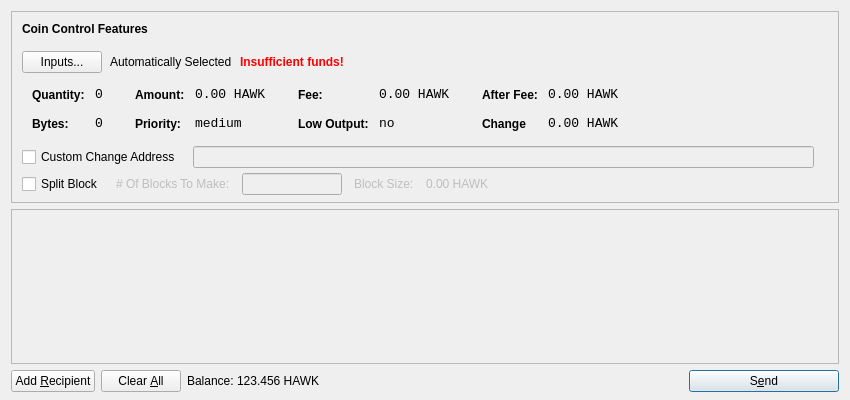
The window that src/qt/forms/sendcoinsdialog.ui (BlockPioneers/hawk) describes before a commit, drawn with Qt 5.
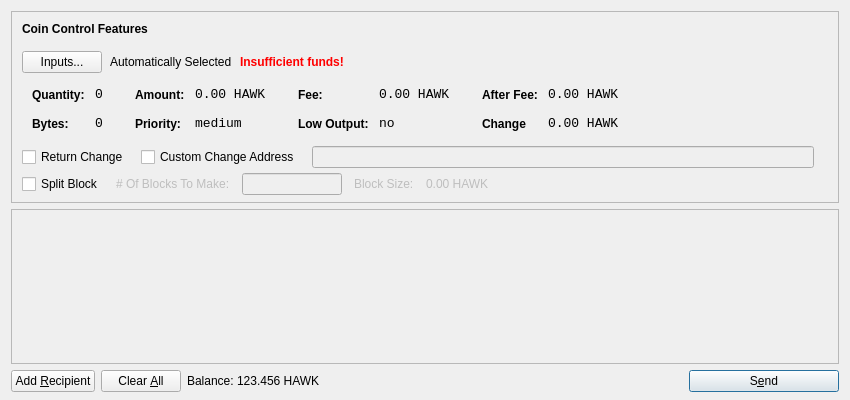
The same window after the commit. Icons and pictures are not drawn.

Commit message: Add return change to coin control

The edit to the form file:
```diff
--- a/src/qt/forms/sendcoinsdialog.ui
+++ b/src/qt/forms/sendcoinsdialog.ui
@@ -543,7 +543,7 @@
          </widget>
         </item>
         <item>
-         <layout class="QHBoxLayout" name="horizontalLayoutCoinControl4" stretch="0,0,0">
+        <layout class="QHBoxLayout" name="horizontalLayoutCoinControl4" stretch="0,0,0,0">
           <property name="spacing">
            <number>12</number>
           </property>
@@ -557,6 +557,13 @@
            <number>5</number>
           </property>
           <item>
+		  <widget class="QCheckBox" name="returnChangeCheckBox">
+ 		  <property name="text">
+ 		  <string>Return Change</string>
+ 		  </property>
+		  </widget>
+ 		  </item>
+ 		  <item>		  
            <widget class="QCheckBox" name="checkBoxCoinControlChange">
             <property name="text">
              <string>Custom Change Address</string>
```
Left out of the diff: 2 changed lines with no effect on the pictures. The commit also changes 4 other files.
